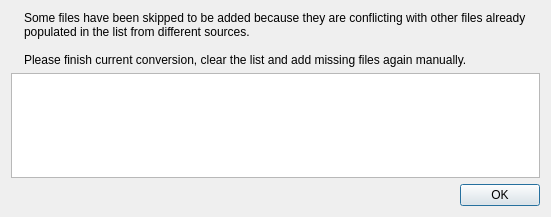
This is ui/SkippedFilesDialog.ui in dendy/fogg as Qt 5 draws it before an edit. The edited form follows.
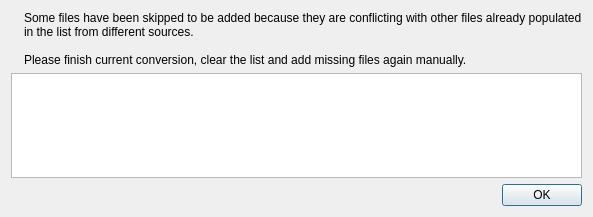
This is the edited form.

Commit message: Made caption label of SkippedFilesDialog to be expanding

What changed in the file:
```diff
--- a/ui/SkippedFilesDialog.ui
+++ b/ui/SkippedFilesDialog.ui
@@ -18,6 +18,12 @@
      </item>
      <item>
       <widget class="QLabel" name="textLabel">
+       <property name="sizePolicy">
+        <sizepolicy hsizetype="MinimumExpanding" vsizetype="Preferred">
+         <horstretch>0</horstretch>
+         <verstretch>0</verstretch>
+        </sizepolicy>
+       </property>
        <property name="text">
         <string>Some files have been skipped to be added because they are conflicting with other files already populated in the list from different sources.
 
```
